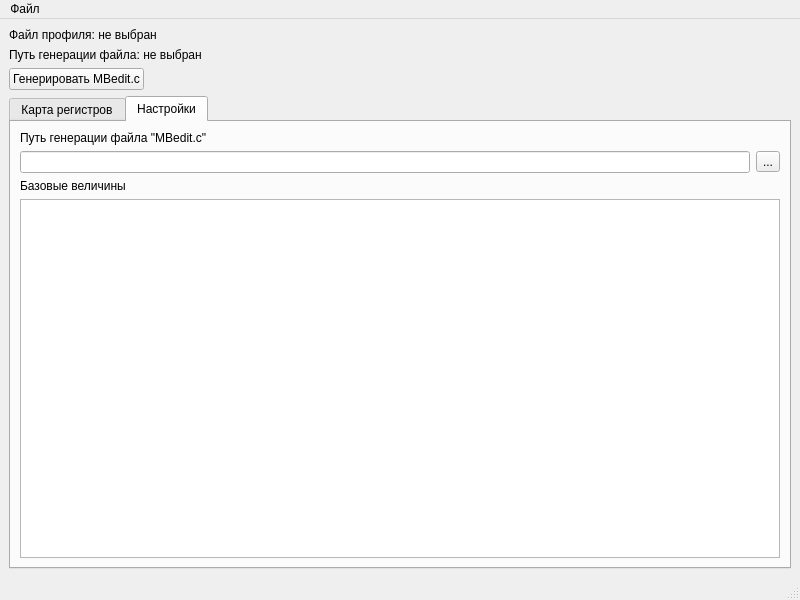
First picture: the form in mainwindow.ui, repository Arti-Goldmann/modbusEdit, before the edit.
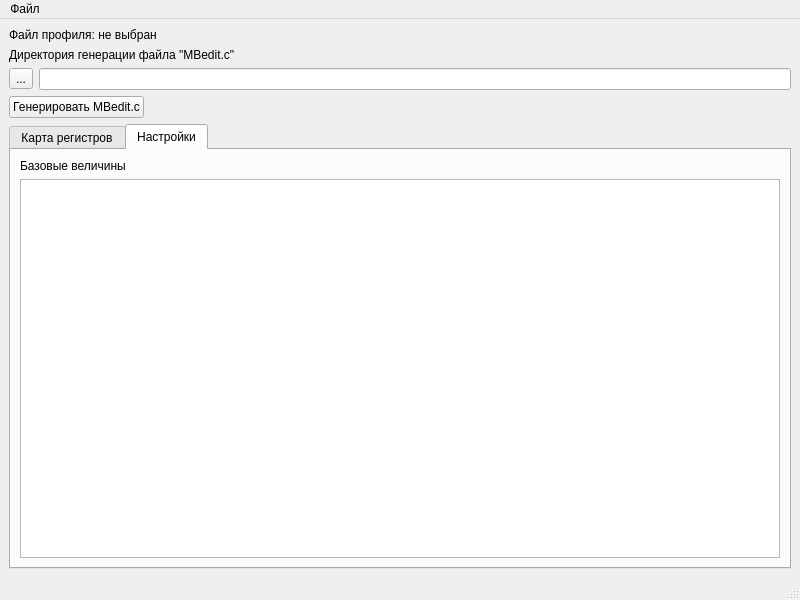
Second picture: the form after the edit. The open tabs and pages were chosen to show the change.

```diff
--- a/mainwindow.ui
+++ b/mainwindow.ui
@@ -26,11 +26,29 @@
      </widget>
     </item>
     <item>
-     <widget class="QLabel" name="absPathToFileGenLabel">
-      <property name="text">
-       <string>Путь генерации файла: не выбран</string>
-      </property>
-     </widget>
+     <layout class="QVBoxLayout" name="verticalLayout_3">
+      <item>
+       <widget class="QLabel" name="label">
+        <property name="text">
+         <string>Директория генерации файла &quot;MBedit.c&quot;</string>
+        </property>
+       </widget>
+      </item>
+      <item>
+       <layout class="QHBoxLayout" name="horizontalLayout">
+        <item>
+         <widget class="QToolButton" name="toolBtnGenPath">
+          <property name="text">
+           <string>...</string>
+          </property>
+         </widget>
+        </item>
+        <item>
+         <widget class="QLineEdit" name="lineEditFieGenDir"/>
+        </item>
+       </layout>
+      </item>
+     </layout>
     </item>
     <item alignment="Qt::AlignmentFlag::AlignLeft">
      <widget class="QPushButton" name="startGenBtn">
@@ -65,31 +83,6 @@
         <string>Настройки</string>
        </attribute>
        <layout class="QVBoxLayout" name="verticalLayout_4">
-        <item>
-         <layout class="QVBoxLayout" name="verticalLayout_3">
-          <item>
-           <widget class="QLabel" name="label">
-            <property name="text">
-             <string>Путь генерации файла &quot;MBedit.c&quot;</string>
-            </property>
-           </widget>
-          </item>
-          <item>
-           <layout class="QHBoxLayout" name="horizontalLayout">
-            <item>
-             <widget class="QLineEdit" name="lineEditFieGenDir"/>
-            </item>
-            <item>
-             <widget class="QToolButton" name="toolBtnGenPath">
-              <property name="text">
-               <string>...</string>
-              </property>
-             </widget>
-            </item>
-           </layout>
-          </item>
-         </layout>
-        </item>
         <item>
          <widget class="QLabel" name="label_2">
           <property name="text">
```
Left out of the diff: 2 changed lines with no effect on the pictures.
